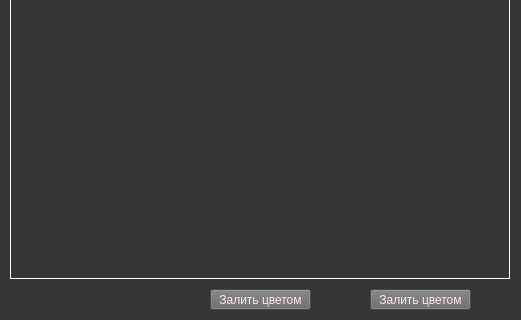
First picture: the form in 2 course/comp_graphics/graph_lab_7/mainwindow.ui, repository Manerton/labs-se, before the edit; both pictures show x 0 to 521 and y 231 to 551 of the 521 by 551 pixel window.
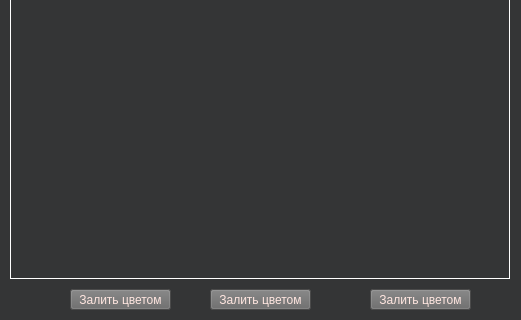
Second picture: the form after the edit.

Commit message: GRAPH -> lab 7 (just start zatravochnaya line algorithm)

Patch:
```diff
--- a/2 course/comp_graphics/graph_lab_7/mainwindow.ui
+++ b/2 course/comp_graphics/graph_lab_7/mainwindow.ui
@@ -566,6 +566,29 @@
      <bool>false</bool>
     </property>
    </widget>
+   <widget class="QPushButton" name="pushButton_draw_zatravka_line">
+    <property name="geometry">
+     <rect>
+      <x>70</x>
+      <y>520</y>
+      <width>101</width>
+      <height>21</height>
+     </rect>
+    </property>
+    <property name="autoFillBackground">
+     <bool>false</bool>
+    </property>
+    <property name="styleSheet">
+     <string notr="true">color: rgb(255, 230, 224);
+background-color: rgb(104, 104, 104);</string>
+    </property>
+    <property name="text">
+     <string>Залить цветом</string>
+    </property>
+    <property name="checkable">
+     <bool>false</bool>
+    </property>
+   </widget>
   </widget>
  </widget>
  <tabstops>
```
The commit also changes 4 other files.
